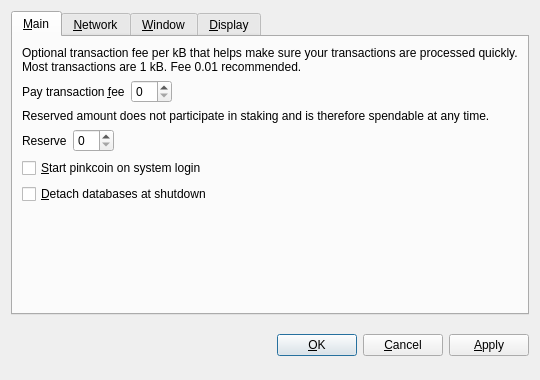
The window that src/qt/forms/optionsdialog.ui (AlekseyLi/ug) describes before a commit, drawn with Qt 5.
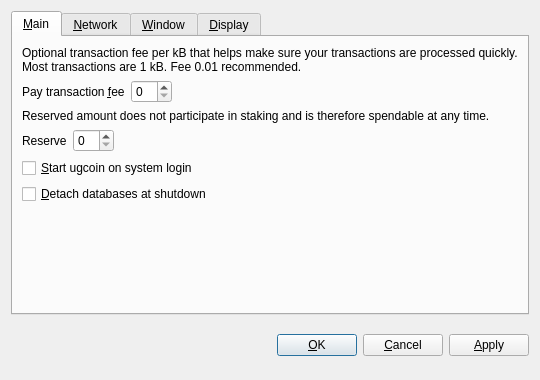
The same window after the commit. Custom widgets are drawn as their Qt base class.

```diff
--- a/src/qt/forms/optionsdialog.ui
+++ b/src/qt/forms/optionsdialog.ui
@@ -128,7 +128,7 @@
           <string>Automatically start pinkcoin after logging in to the system.</string>
          </property>
          <property name="text">
-          <string>&amp;Start pinkcoin on system login</string>
+          <string>&amp;Start ugcoin on system login</string>
          </property>
         </widget>
        </item>
```
Left out of the diff: 6 changed lines with no effect on the pictures.
